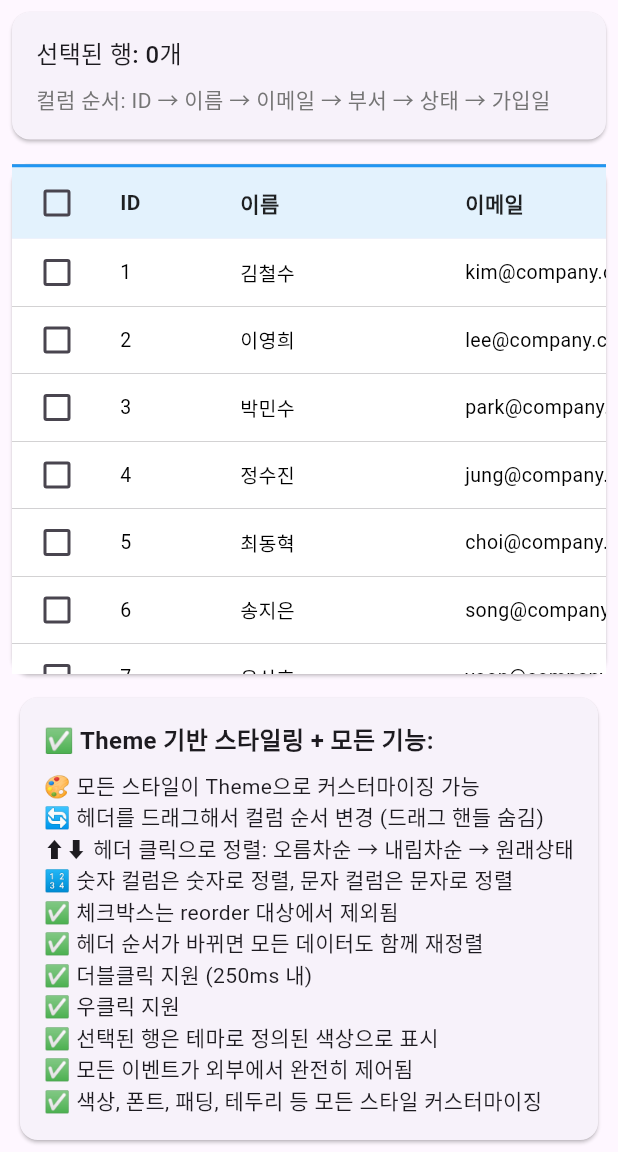
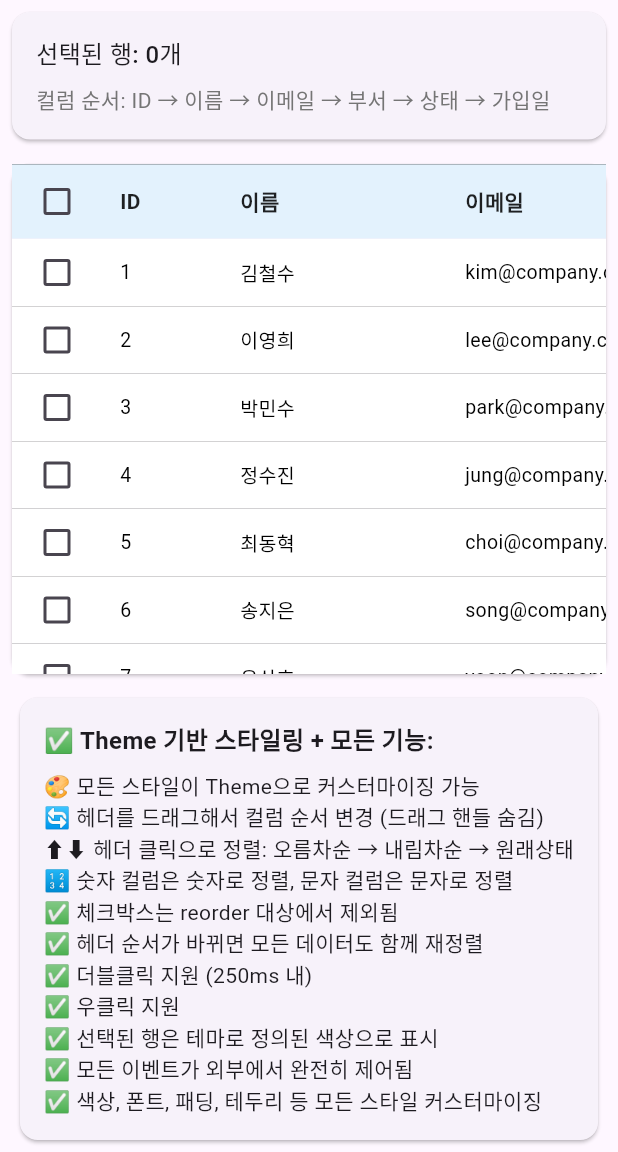
Before and after one commit to kihyun1998/flutter_basic_table, a Flutter app: the screen it shows after launch, on a phone screen of 412 x 824 dp, the part 84-1236 px from its top. Run offline on Flutter 3.47's test engine with Material 3 defaults, Android fonts, the phone set to English and light mode, and no system bars.

Commit message:
Update flutter_basic_table_header_widget.dart

```diff
--- a/lib/src/widgets/flutter_basic_table_header_widget.dart
+++ b/lib/src/widgets/flutter_basic_table_header_widget.dart
@@ -54,12 +54,11 @@ class BasicTableHeader extends StatelessWidget {
 
     return Container(
       width: totalWidth,
-      height: theme.headerTheme.height, // ✅ 테마에서 높이 가져오기
+      height: theme.headerTheme.height,
       decoration: BoxDecoration(
-        color: theme.headerTheme.backgroundColor, // ✅ 테마에서 배경색 가져오기
+        color: theme.headerTheme.backgroundColor,
         border: Border(
-          top: theme.borderTheme.tableBorder ??
-              BorderSide.none, // ✅ 테마에서 테두리 가져오기
+          top: theme.borderTheme.tableBorder ?? BorderSide.none,
         ),
       ),
       child: Row(
@@ -87,7 +86,7 @@ class BasicTableHeader extends StatelessWidget {
                 : _StaticHeaderRow(
                     columns: columns,
                     columnWidths: columnWidths,
-                    theme: theme, // ✅ theme 전달
+                    theme: theme,
                     onColumnSort: onColumnSort,
                     columnSortStates: columnSortStates,
                   ),
@@ -102,7 +101,7 @@ class BasicTableHeader extends StatelessWidget {
 class _ReorderableHeaderRow extends StatelessWidget {
   final List<BasicTableColumn> columns;
   final List<double> columnWidths;
-  final BasicTableThemeData theme; // ✅ config → theme으로 변경
+  final BasicTableThemeData theme;
   final void Function(int oldIndex, int newIndex) onReorder;
   final void Function(int columnIndex, ColumnSortState sortState)? onColumnSort;
   final Map<int, ColumnSortState>? columnSortStates;
@@ -110,7 +109,7 @@ class _ReorderableHeaderRow extends StatelessWidget {
   const _ReorderableHeaderRow({
     required this.columns,
     required this.columnWidths,
-    required this.theme, // ✅ theme 파라미터
+    required this.theme,
     required this.onReorder,
     this.onColumnSort,
     this.columnSortStates,
@@ -133,12 +132,11 @@ class _ReorderableHeaderRow extends StatelessWidget {
           child: _HeaderCell(
             column: column,
             width: width,
-            theme: theme, // ✅ theme 전달
+            theme: theme,
             columnIndex: index,
             sortState: sortState,
             onSort: onColumnSort,
-            showDragHandle:
-                theme.headerTheme.showDragHandles, // ✅ 테마에서 드래그 핸들 설정
+            showDragHandle: theme.headerTheme.showDragHandles,
           ),
         );
       }),
@@ -150,14 +148,14 @@ class _ReorderableHeaderRow extends StatelessWidget {
 class _StaticHeaderRow extends StatelessWidget {
   final List<BasicTableColumn> columns;
   final List<double> columnWidths;
-  final BasicTableThemeData theme; // ✅ config → theme으로 변경
+  final BasicTableThemeData theme;
   final void Function(int columnIndex, ColumnSortState sortState)? onColumnSort;
   final Map<int, ColumnSortState>? columnSortStates;
 
   const _StaticHeaderRow({
     required this.columns,
     required this.columnWidths,
-    required this.theme, // ✅ theme 파라미터
+    required this.theme,
     this.onColumnSort,
     this.columnSortStates,
   });
@@ -173,7 +171,7 @@ class _StaticHeaderRow extends StatelessWidget {
         return _HeaderCell(
           column: column,
           width: width,
-          theme: theme, // ✅ theme 전달
+          theme: theme,
           columnIndex: index,
           sortState: sortState,
           onSort: onColumnSort,
@@ -184,7 +182,7 @@ class _StaticHeaderRow extends StatelessWidget {
   }
 }
 
-/// 체크박스 헤더 셀 위젯
+/// 체크박스 헤더 셀 위젯 - ✅ 불필요한 border 제거!
 class _CheckboxHeaderCell extends StatelessWidget {
   final double width;
   final BasicTableThemeData theme;
@@ -200,14 +198,10 @@ class _CheckboxHeaderCell extends StatelessWidget {
 
   @override
   Widget build(BuildContext context) {
-    return Container(
+    return SizedBox(
       width: width,
       height: theme.headerTheme.height,
-      decoration: BoxDecoration(
-        border: Border(
-          top: theme.borderTheme.headerBorder ?? BorderSide.none,
-        ),
-      ),
+      // ✅ decoration 완전히 제거 - 부모의 border 사용
       child: Padding(
         padding: theme.checkboxTheme.padding ?? EdgeInsets.zero,
         child: Center(
@@ -216,8 +210,8 @@ class _CheckboxHeaderCell extends StatelessWidget {
             tristate: true,
             onChanged: onChanged != null ? (_) => onChanged!() : null,
             materialTapTargetSize: MaterialTapTargetSize.shrinkWrap,
-            activeColor: theme.checkboxTheme.activeColor, // ✅ 테마에서 색상 가져오기
-            checkColor: theme.checkboxTheme.checkColor, // ✅ 테마에서 체크 색상 가져오기
+            activeColor: theme.checkboxTheme.activeColor,
+            checkColor: theme.checkboxTheme.checkColor,
           ),
         ),
       ),
@@ -225,11 +219,11 @@ class _CheckboxHeaderCell extends StatelessWidget {
   }
 }
 
-/// 개별 헤더 셀 위젯
+/// 개별 헤더 셀 위젯 - ✅ 불필요한 border 제거!
 class _HeaderCell extends StatelessWidget {
   final BasicTableColumn column;
   final double width;
-  final BasicTableThemeData theme; // ✅ config → theme으로 변경
+  final BasicTableThemeData theme;
   final int columnIndex;
   final ColumnSortState sortState;
   final void Function(int columnIndex, ColumnSortState sortState)? onSort;
@@ -238,7 +232,7 @@ class _HeaderCell extends StatelessWidget {
   const _HeaderCell({
     required this.column,
     required this.width,
-    required this.theme, // ✅ theme 파라미터
+    required this.theme,
     required this.columnIndex,
     this.sortState = ColumnSortState.none,
     this.onSort,
@@ -259,7 +253,7 @@ class _HeaderCell extends StatelessWidget {
 
   /// 정렬 상태에 따른 아이콘을 반환합니다
   Widget? _getSortIcon() {
-    if (!theme.headerTheme.enableSorting) return null; // ✅ 테마에서 정렬 설정 확인
+    if (!theme.headerTheme.enableSorting) return null;
 
     switch (sortState) {
       case ColumnSortState.none:
@@ -268,40 +262,33 @@ class _HeaderCell extends StatelessWidget {
         return Icon(
           Icons.keyboard_arrow_up,
           size: 18,
-          color: theme.headerTheme.sortIconColor, // ✅ 테마에서 정렬 아이콘 색상 가져오기
+          color: theme.headerTheme.sortIconColor,
         );
       case ColumnSortState.descending:
         return Icon(
           Icons.keyboard_arrow_down,
           size: 18,
-          color: theme.headerTheme.sortIconColor, // ✅ 테마에서 정렬 아이콘 색상 가져오기
+          color: theme.headerTheme.sortIconColor,
         );
     }
   }
 
   @override
   Widget build(BuildContext context) {
-    return Container(
+    return SizedBox(
       width: width,
-      height: theme.headerTheme.height, // ✅ 테마에서 높이 가져오기
-      decoration: BoxDecoration(
-        border: Border(
-          top: theme.borderTheme.headerBorder ??
-              BorderSide.none, // ✅ 테마에서 테두리 가져오기
-        ),
-      ),
+      height: theme.headerTheme.height,
+      // ✅ decoration 완전히 제거 - 부모의 border 사용
       child: Material(
         color: Colors.transparent,
         child: InkWell(
           onTap: () => _onHeaderTap(),
           child: Padding(
-            padding:
-                theme.headerTheme.padding ?? EdgeInsets.zero, // ✅ 테마에서 패딩 가져오기
+            padding: theme.headerTheme.padding ?? EdgeInsets.zero,
             child: Row(
               children: [
                 // 드래그 핸들 (reorder 활성화시에만 표시)
-                if (showDragHandle &&
-                    theme.headerTheme.enableReorder) // ✅ 테마에서 reorder 설정 확인
+                if (showDragHandle && theme.headerTheme.enableReorder)
                   Container(
                     margin: const EdgeInsets.only(right: 8.0),
                     child: Icon(
@@ -315,7 +302,7 @@ class _HeaderCell extends StatelessWidget {
                 Expanded(
                   child: Text(
                     column.name,
-                    style: theme.headerTheme.textStyle, // ✅ 테마에서 텍스트 스타일 가져오기
+                    style: theme.headerTheme.textStyle,
                     overflow: TextOverflow.ellipsis,
                   ),
                 ),
@@ -332,7 +319,6 @@ class _HeaderCell extends StatelessWidget {
 
   void _onHeaderTap() {
     if (theme.headerTheme.enableSorting && onSort != null) {
-      // ✅ 테마에서 정렬 설정 확인
       final nextState = _getNextSortState();
       onSort!(columnIndex, nextState);
       debugPrint(
```
